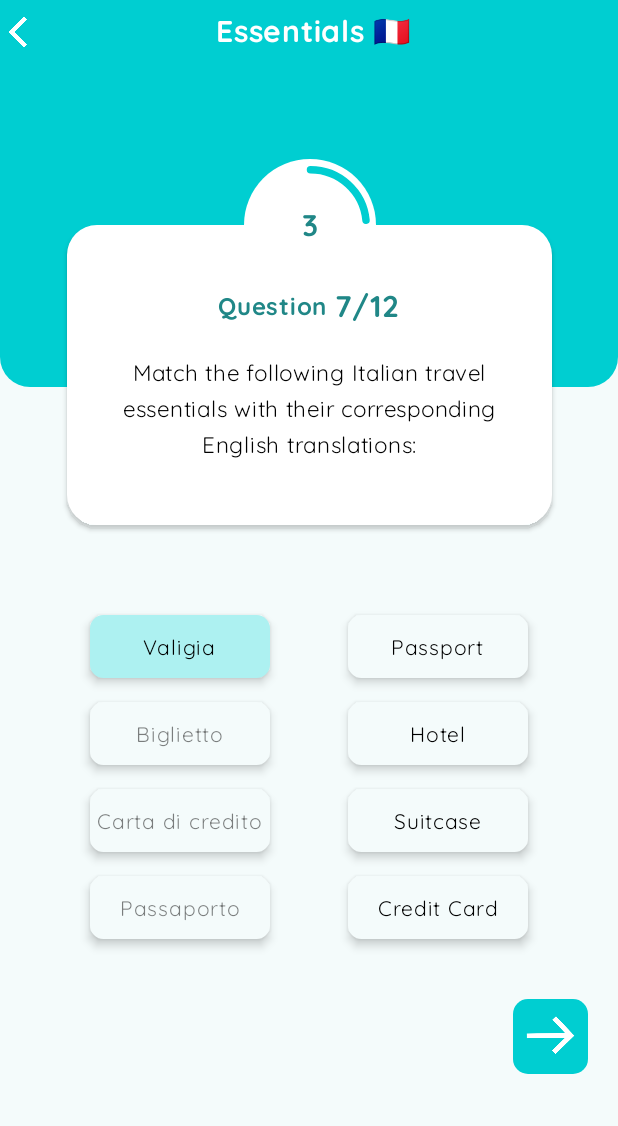
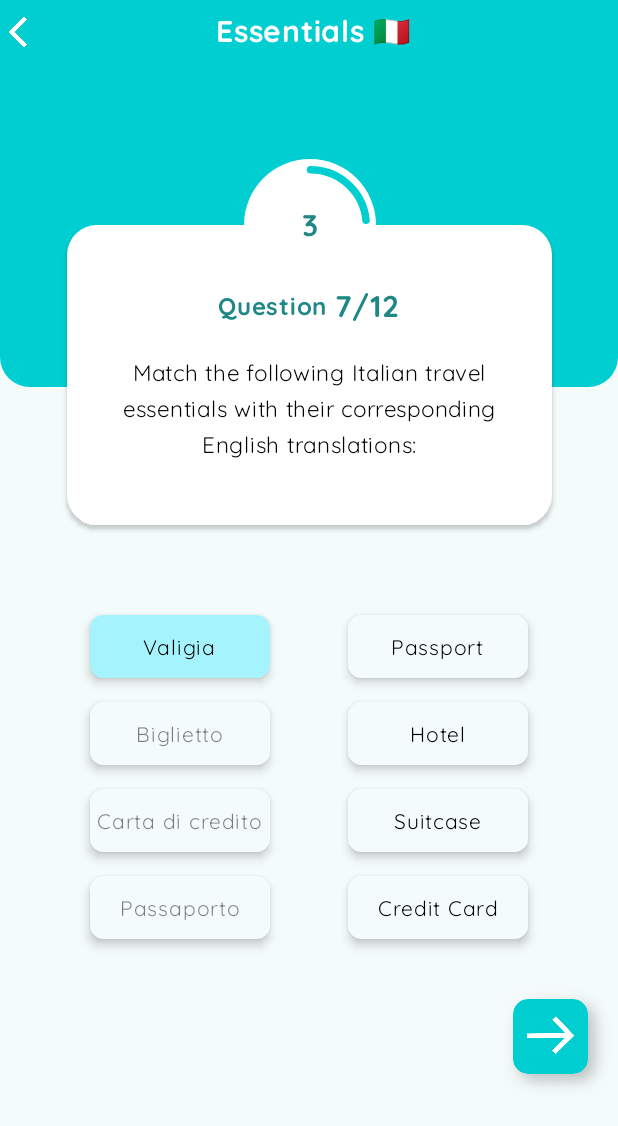
Before and after one commit to krishnapoddar1592/Fluentify-app, an Android app built with Jetpack Compose: the screen it shows after launch (MainActivity), after a tap on "Valigia", on a phone screen of 412 x 824 dp. Shown: the top 1126 px of the screen. Run offline under Robolectric (Android 15) with nearby library versions, the phone set to English and light mode, and no system bars; our stand-ins replace Dagger/Hilt's generated code, Firebase (no records; nobody signed in at launch, a user with empty details on screens opened directly); Roboto replaces fonts that are not available here.

Commit message:
UI updated for the match Question for better visibility and user experience

```diff
--- a/app/src/main/java/com/example/fluentifyapp/ui/screens/course/QuestionScreen.kt
+++ b/app/src/main/java/com/example/fluentifyapp/ui/screens/course/QuestionScreen.kt
@@ -1,5 +1,7 @@
 package com.example.fluentifyapp.ui.screens.course
 
+import android.graphics.BlurMaskFilter
+import androidx.compose.animation.core.animateDpAsState
 import androidx.compose.animation.core.animateFloatAsState
 import androidx.compose.animation.core.tween
 import androidx.compose.foundation.background
@@ -44,16 +46,28 @@ import com.example.fluentifyapp.ui.theme.AppFonts
 import com.example.fluentifyapp.ui.theme.backgroundColor
 import com.example.fluentifyapp.ui.theme.primaryColor
 import androidx.compose.foundation.Image
+import androidx.compose.foundation.LocalIndication
+import androidx.compose.foundation.interaction.collectIsPressedAsState
+import androidx.compose.foundation.layout.BoxScope
 import androidx.compose.foundation.layout.width
 import androidx.compose.runtime.LaunchedEffect
 import androidx.compose.runtime.mutableFloatStateOf
 import androidx.compose.runtime.mutableIntStateOf
 import androidx.compose.runtime.mutableStateMapOf
 import androidx.compose.ui.draw.alpha
+import androidx.compose.ui.draw.drawBehind
+import androidx.compose.ui.geometry.Size
+import androidx.compose.ui.graphics.Paint
+import androidx.compose.ui.graphics.Shape
+import androidx.compose.ui.graphics.drawOutline
+import androidx.compose.ui.graphics.drawscope.drawIntoCanvas
 import androidx.compose.ui.text.style.TextOverflow
+import androidx.compose.ui.unit.Dp
 import com.example.fluentifyapp.ui.theme.boxBackground
 import com.example.fluentifyapp.ui.theme.selectedBox
 import kotlinx.coroutines.delay
+import java.util.LinkedList
+import java.util.Queue
 import kotlin.math.floor
 
 
@@ -106,7 +120,7 @@ fun FillQuestionScreen() {
             ){
                 HeaderComponent(
                     onBackPressed = null,
-                    headerText = "Essentials ${LanguageData.getLangEmoji("French")}",
+                    headerText = "Essentials ${LanguageData.getLangEmoji("Italian")}",
                     canGoBack = true,
                     fontSize = 20.sp,
                     isColorWhite=true
@@ -258,68 +272,6 @@ fun FillQuestionOptions(){
     }
 }
 
-// MatchOptionBox and handleWordSelection functions remain unchanged
-
-@Composable
-fun MatchOptionBox(
-    text: String,
-    isSelected: Boolean,
-    number: Int,
-    isDimmed: Boolean,
-    onClick: () -> Unit
-) {
-    Box(
-        modifier = Modifier
-            .size(120.dp, 42.dp)
-            .shadow(4.dp, shape = RoundedCornerShape(9.dp), clip = false)
-            .background(
-                color = if (isSelected) selectedBox else boxBackground,
-                shape = RoundedCornerShape(9.dp)
-            )
-            .clickable(
-                onClick = onClick,
-                indication = null,
-                interactionSource = remember { MutableInteractionSource() }
-            )
-            .padding(vertical = 8.dp),
-        contentAlignment = Alignment.Center
-    ) {
-        // Box for the dimming effect
-        Box(
-            modifier = Modifier
-                .fillMaxSize()
-                .alpha(if (isDimmed) 0.5f else 1f)
-        ) {
-            // Text for the main content
-            Text(
-                text = text,
-                fontSize = 14.sp,
-                fontWeight = FontWeight.Normal,
-                color = Color.Black,
-                fontFamily = AppFonts.quicksand,
-                modifier = Modifier.align(Alignment.Center)
-            )
-        }
-
-        // Separate Box for the number, always at full opacity
-        if (number > 0) {
-            Box(
-                modifier = Modifier
-                    .align(Alignment.TopCenter)
-                    .offset(y = (-12).dp)
-            ) {
-                Text(
-                    text = number.toString(),
-                    fontSize = 12.sp,
-                    fontWeight = FontWeight.Bold,
-                    color = Color.Black,
-                    overflow = TextOverflow.Ellipsis
-                )
-            }
-        }
-    }
-}
-
 @Composable
 fun MatchQuestionOptions() {
     val translatedWords = listOf("Valigia", "Biglietto", "Carta di credito", "Passaporto")
@@ -332,11 +284,20 @@ fun MatchQuestionOptions() {
     var selectedPairsCount by remember { mutableStateOf(0) }
 
     val wordMap = remember { mutableStateMapOf<String, String>() }
-    val numberMap = remember { mutableStateMapOf<String, Int>() }
+    val colorMap = remember { mutableStateMapOf<String, Color>() }
     val isLoading = remember { mutableStateOf(true) }
+    var isOperationInProgress by remember { mutableStateOf(false) }
+    var currentSelectedColor by remember { mutableStateOf<Color?>(null) }
 
-    // Use a MutableState for isOperationInProgress
-    var isOperationInProgress by remember { mutableStateOf(false) }
+    // Create a Queue (LinkedList) of colors
+    val colorQueue = remember {
+        LinkedList(listOf(
+            Color(0xFFa5f3fc),
+            Color(0xFF99f6e4),
+            Color(0xFFfecdd3),
+            Color(0xFFc7d2fe)
+        ))
+    }
 
     LaunchedEffect(key1 = Unit) {
         isLoading.value = true
@@ -364,7 +325,7 @@ fun MatchQuestionOptions() {
                     MatchOptionBox(
                         text = translatedWords[i],
                         isSelected = wordMap[translatedWords[i]]!!.isNotEmpty() || currentFirstWord == translatedWords[i],
-                        number = numberMap[translatedWords[i]] ?: 0,
+                        color = colorMap[translatedWords[i]] ?: (if (currentFirstWord == translatedWords[i]) currentSelectedColor!! else Color.Transparent),
                         isDimmed = currentFirstWord.isNotEmpty() && currentFirstWord != translatedWords[i] && isTranslatedWordSelected,
                         onClick = {
                             if (!isOperationInProgress) {
@@ -377,7 +338,9 @@ fun MatchQuestionOptions() {
                                     isOriginalWordSelected = isOriginalWordSelected,
                                     isTranslatedWordSelected = isTranslatedWordSelected,
                                     wordMap = wordMap,
-                                    numberMap = numberMap,
+                                    colorMap = colorMap,
+                                    colorQueue = colorQueue,
+                                    currentSelectedColor = currentSelectedColor,
                                     onUpdateCurrentWords = { first, second ->
                                         currentFirstWord = first
                                         currentSecondWord = second
@@ -386,7 +349,8 @@ fun MatchQuestionOptions() {
                                         isOriginalWordSelected = original
                                         isTranslatedWordSelected = translated
                                     },
-                                    onUpdateSelectedPairsCount = { selectedPairsCount = it }
+                                    onUpdateSelectedPairsCount = { selectedPairsCount = it },
+                                    onUpdateCurrentSelectedColor = { currentSelectedColor = it }
                                 )
                                 isOperationInProgress = false
                             }
@@ -396,7 +360,7 @@ fun MatchQuestionOptions() {
                     MatchOptionBox(
                         text = originalWords[i],
                         isSelected = wordMap[originalWords[i]]!!.isNotEmpty() || currentFirstWord == originalWords[i],
-                        number = numberMap[originalWords[i]] ?: 0,
+                        color = colorMap[originalWords[i]] ?: (if (currentFirstWord == originalWords[i]) currentSelectedColor!! else Color.Transparent),
                         isDimmed = currentFirstWord.isNotEmpty() && currentFirstWord != originalWords[i] && isOriginalWordSelected,
                         onClick = {
                             if (!isOperationInProgress) {
@@ -409,7 +373,9 @@ fun MatchQuestionOptions() {
                                     isOriginalWordSelected = isOriginalWordSelected,
                                     isTranslatedWordSelected = isTranslatedWordSelected,
                                     wordMap = wordMap,
-                                    numberMap = numberMap,
+                                    colorMap = colorMap,
+                                    colorQueue = colorQueue,
+                                    currentSelectedColor = currentSelectedColor,
                                     onUpdateCurrentWords = { first, second ->
                                         currentFirstWord = first
                                         currentSecondWord = second
@@ -418,7 +384,8 @@ fun MatchQuestionOptions() {
                                         isOriginalWordSelected = original
                                         isTranslatedWordSelected = translated
                                     },
-                                    onUpdateSelectedPairsCount = { selectedPairsCount = it }
+                                    onUpdateSelectedPairsCount = { selectedPairsCount = it },
+                                    onUpdateCurrentSelectedColor = { currentSelectedColor = it }
                                 )
                                 isOperationInProgress = false
                             }
@@ -430,7 +397,48 @@ fun MatchQuestionOptions() {
     }
 }
 
-// The MatchOptionBox composable remains unchanged
+@Composable
+fun MatchOptionBox(
+    text: String,
+    isSelected: Boolean,
+    color: Color,
+    isDimmed: Boolean,
+    onClick: () -> Unit
+) {
+    Box(
+        modifier = Modifier
+            .size(120.dp, 42.dp)
+            .shadow(4.dp, shape = RoundedCornerShape(9.dp), clip = false)
+            .background(
+                color = if (isSelected) color else boxBackground,
+                shape = RoundedCornerShape(9.dp)
+            )
+            .clickable(
+                onClick = onClick,
+                indication = null,
+                interactionSource = remember { MutableInteractionSource() }
+            )
+            .padding(vertical = 8.dp),
+        contentAlignment = Alignment.Center
+    ) {
+        // Box for the dimming effect
+        Box(
+            modifier = Modifier
+                .fillMaxSize()
+                .alpha(if (isDimmed) 0.5f else 1f)
+        ) {
+            // Text for the main content
+            Text(
+                text = text,
+                fontSize = 14.sp,
+                fontWeight = FontWeight.Normal,
+                color = Color.Black,
+                fontFamily = AppFonts.quicksand,
+                modifier = Modifier.align(Alignment.Center)
+            )
+        }
+    }
+}
 
 fun handleWordSelection(
     selectedWord: String,
@@ -440,66 +448,56 @@ fun handleWordSelection(
     isOriginalWordSelected: Boolean,
     isTranslatedWordSelected: Boolean,
     wordMap: MutableMap<String, String>,
-    numberMap: MutableMap<String, Int>,
+    colorMap: MutableMap<String, Color>,
+    colorQueue: Queue<Color>,
+    currentSelectedColor: Color?,
     onUpdateCurrentWords: (String, String) -> Unit,
     onUpdateSelectionFlags: (Boolean, Boolean) -> Unit,
-    onUpdateSelectedPairsCount: (Int) -> Unit
+    onUpdateSelectedPairsCount: (Int) -> Unit,
+    onUpdateCurrentSelectedColor: (Color?) -> Unit
 ) {
     when {
         // Case 1: Selecting the first word of a pair
         currentFirstWord.isEmpty() && (wordMap[selectedWord]?.isEmpty() == true) -> {
+            val newColor = colorQueue.poll() ?: Color.Gray
+            colorMap[selectedWord] = newColor
             onUpdateCurrentWords(selectedWord, "")
             onUpdateSelectionFlags(!isTranslated, isTranslated)
+            onUpdateCurrentSelectedColor(newColor)
         }
         // Case 2: Selecting the second word of a pair
         currentSecondWord.isEmpty() && ((isTranslated && isOriginalWordSelected) || (!isTranslated && isTranslatedWordSelected)) -> {
+            if (wordMap[selectedWord] != "") {
+                val currentPair = wordMap[selectedWord]
+                wordMap[currentPair!!] = ""
+                colorMap[selectedWord]?.let { colorQueue.offer(it) }
+                colorMap.remove(selectedWord)
+                colorMap.remove(currentPair)
+            }
 
-
-            if(wordMap[selectedWord]!=""){
-                val currentPair=wordMap[selectedWord]
-                wordMap[currentPair!!]=""
-                val removedNumber = numberMap[selectedWord]
-                numberMap.remove(selectedWord)
-                numberMap.remove(currentPair)
-                // Adjust numbers of pairs formed after the removed pair
-                if (removedNumber != null) {
-                    numberMap.forEach { (word, number) ->
-                        if (number > removedNumber) {
-                            numberMap[word] = number - 1
-                        }
-                    }
-                }
-
-            }
-            val newPairNumber = numberMap.values.maxOrNull()?.plus(1) ?: 1
             wordMap[currentFirstWord] = selectedWord
             wordMap[selectedWord] = currentFirstWord
-            numberMap[currentFirstWord] = newPairNumber
-            numberMap[selectedWord] = newPairNumber
+            currentSelectedColor?.let {
+                colorMap[currentFirstWord] = it
+                colorMap[selectedWord] = it
+            }
             onUpdateCurrentWords("", "")
             onUpdateSelectionFlags(false, false)
-            onUpdateSelectedPairsCount(numberMap.size / 2)
+            onUpdateSelectedPairsCount(colorMap.size / 2)
+            onUpdateCurrentSelectedColor(null)
         }
         // Case 3: Deselecting a word (breaking a pair)
         selectedWord == currentFirstWord || (wordMap[selectedWord]?.isNotEmpty() == true && currentFirstWord.isEmpty()) -> {
             val pairedWord = wordMap[selectedWord] ?: ""
             wordMap[selectedWord] = ""
             wordMap[pairedWord] = ""
-            val removedNumber = numberMap[selectedWord]
-            numberMap.remove(selectedWord)
-            numberMap.remove(pairedWord)
+            colorMap[selectedWord]?.let { colorQueue.offer(it) }
+            colorMap.remove(selectedWord)
+            colorMap.remove(pairedWord)
             onUpdateCurrentWords("", "")
             onUpdateSelectionFlags(false, false)
-            onUpdateSelectedPairsCount(numberMap.size / 2)
-
-            // Adjust numbers of pairs formed after the removed pair
-            if (removedNumber != null) {
-                numberMap.forEach { (word, number) ->
-                    if (number > removedNumber) {
-                        numberMap[word] = number - 1
-                    }
-                }
-            }
+            onUpdateSelectedPairsCount(colorMap.size / 2)
+            onUpdateCurrentSelectedColor(null)
         }
     }
 }
@@ -550,6 +548,58 @@ fun OptionBox(text: String, isSelected: Boolean, onClick: () -> Unit) {
     }
 }
 
+/**
+ * Adds a drop shadow effect to the composable.
+ *
+ * This modifier allows you to draw a shadow behind the composable with various customization options.
+ *
+ * @param shape The shape of the shadow.
+ * @param color The color of the shadow.
+ * @param blur The blur radius of the shadow
+ * @param offsetY The shadow offset along the Y-axis.
+ * @param offsetX The shadow offset along the X-axis.
+ * @param spread The amount to increase the size of the shadow.
+ *
+ * @return A new `Modifier` with the drop shadow effect applied.
+ */
+fun Modifier.dropShadow(
+    shape: Shape,
+    color: Color = Color.Black.copy(0.25f),
+    blur: Dp = 4.dp,
+    offsetY: Dp = 4.dp,
+    offsetX: Dp = 0.dp,
+    spread: Dp = 0.dp
+) = this.drawBehind {
+
+    val shadowSize = Size(size.width + spread.toPx(), size.height + spread.toPx())
+    val shadowOutline = shape.createOutline(shadowSize, layoutDirection, this)
+
+    val paint = Paint()
+    paint.color = color
+
+    if (blur.toPx() > 0) {
+        paint.asFrameworkPaint().apply {
+            maskFilter = BlurMaskFilter(blur.toPx(), BlurMaskFilter.Blur.NORMAL)
+        }
+    }
+
+    drawIntoCanvas { canvas ->
+        canvas.save()
+        canvas.translate(offsetX.toPx(), offsetY.toPx())
+        canvas.drawOutline(shadowOutline, paint)
+        canvas.restore()
+    }
+}
+
+fun Modifier.doubleShadowDrop(
+    shape: Shape,
+    offset: Dp = 4.dp,
+    blur: Dp = 8.dp
+) = this
+    .dropShadow(shape, Color.Black.copy(0.25f), blur, offset, offset)
+    .dropShadow(shape, Color.White.copy(0.25f), blur, -offset, -offset)
+
+
 // ClickableCircle composable to display the circle
 @Composable
 fun ClickableCircle(isFilled: Boolean) {
@@ -569,20 +619,43 @@ fun ClickableCircle(isFilled: Boolean) {
 }
 @Preview
 @Composable
-fun NextButton(){
+fun NextButton() {
+    val interactionSource = remember { MutableInteractionSource() }
+    val isPressed by interactionSource.collectIsPressedAsState()
+
+    val buttonColor = Color(0xFF00CED1)
+    val shadowColor = Color(0xFF008B8B)  // Darker shade for shadow
+    val shape =RoundedCornerShape(10.dp)
+
+
+    // Animate shadow offset and blur radius
+    // To create a hide shadow animation on press
+    val shadowOffset by animateDpAsState(
+        targetValue = if (isPressed) 0.dp else 4.dp
+    )
+    val shadowBlur by animateDpAsState(
+        targetValue = if (isPressed) 0.dp else 8.dp
+    )
+
+
     Box(
         modifier = Modifier
             .size(50.dp)
+            .doubleShadowDrop(shape, shadowOffset, shadowBlur)
+//            .offset(y = if (isPressed) 2.dp else 0.dp)
             .clip(RoundedCornerShape(10.dp))
-            .background(Color(0xFF00CED1))
-            .clickable(onClick = {}),
+            .background(buttonColor, shape)
+            .clickable(
+                interactionSource = interactionSource,
+                indication = LocalIndication.current,
+                onClick = {  }
+            ),
         contentAlignment = Alignment.Center
     ) {
         Image(
             painter = painterResource(id = R.drawable.next_arrow),
-            contentDescription = "Back Button",
-            Modifier.size(35.dp)
+            contentDescription = "Next Button",
+            modifier = Modifier.size(35.dp)
         )
     }
-
 }
```
